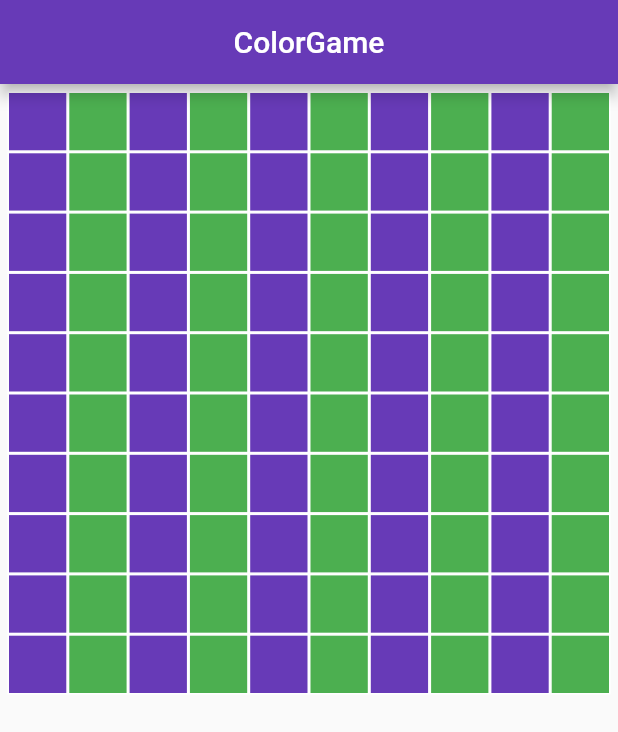
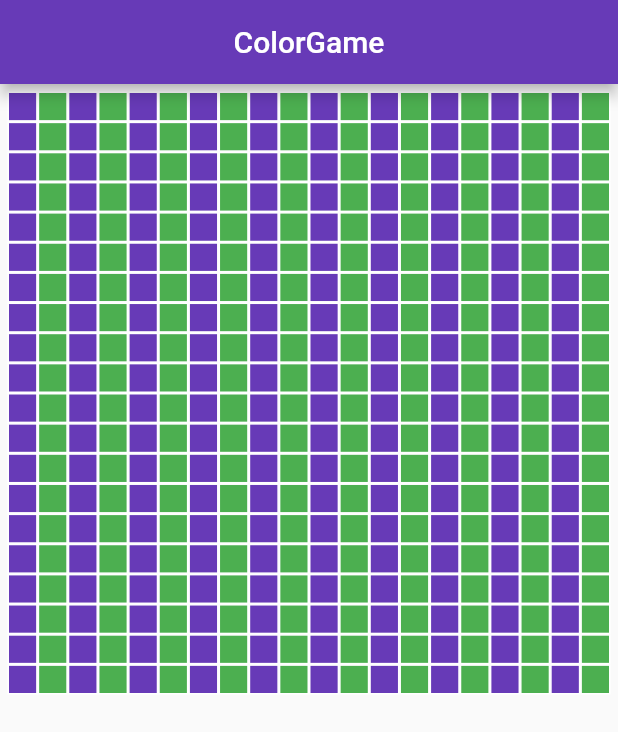
Before and after one commit to rntsoma/color-game, a Flutter app: the screen it shows after launch, on a phone screen of 412 x 824 dp. Shown: the top 732 px of the screen. Run offline on Flutter 3.47's test engine with Material 2 defaults, Android fonts, the phone set to English and light mode, and no system bars.

Commit message:
Create aux functions

```diff
--- a/lib/main.dart
+++ b/lib/main.dart
@@ -9,6 +9,27 @@ class Home extends StatefulWidget {
 }
 
 class _HomeState extends State<Home> {
+  double _getSmallestDimension(var height, var width) {
+    double ret;
+
+    ret  = height > width ? width : height;
+    return ret;
+  }
+
+  bool _useHeigthDimention (var height, var width) {
+    bool ret;
+    ret = height > width ? true : false;
+
+    return ret;
+  }
+
+  double _getBoardSize(var constraints) {
+    if (_useHeigthDimention(constraints.maxHeight, constraints.maxWidth)) {
+      return constraints.maxHeight * 0.8;
+    }
+    return constraints.maxWidth * 0.8;
+  }
+
   @override
   Widget build(BuildContext context) {
     // Solver solv = Solver(3);
@@ -29,23 +50,19 @@ class _HomeState extends State<Home> {
                 padding: EdgeInsets.fromLTRB(5.0, 5.0, 5.0, 5.0),
                 child: LayoutBuilder(
                   builder: (context, constraints) {
-                    const lines = 10;
-                    var height = constraints.maxHeight;
-                    var width = constraints.maxWidth;
-                    var smallestDimension = height > width ? width : height;
-                    var _cellSize = smallestDimension/lines;
-                    print(constraints.maxWidth);
-                    print(constraints.maxHeight);
-                    return _createBoard(smallestDimension, _cellSize, lines);
+                    const lines = 20;
+                    var boardSize = _getBoardSize(constraints);
+                    var cellSize = _getSmallestDimension(constraints.maxHeight, constraints.maxWidth)/lines;
+                    return _createBoard(boardSize, cellSize, lines);
                   },
                 ))));
   }
 
-  Widget _createBoard(var _boardSize, var _cellSize, var _rowCellCount) {
+  Widget _createBoard(var boardSize, var cellSize, var rowCellCount) {
     List<Widget> _createRowList() {
       List<Widget> rowList = [];
-      for(int i=0; i<_rowCellCount; i++){
-        rowList.add(_coloredRowWidgetBuilder(_boardSize, _cellSize, _rowCellCount));
+      for(int i=0; i<rowCellCount; i++){
+        rowList.add(_coloredRowWidgetBuilder(boardSize, cellSize, rowCellCount));
       }
       return rowList;
     }
@@ -57,7 +74,7 @@ class _HomeState extends State<Home> {
   }
 
   //nested columns, creating a non scrollable grid
-  Widget _coloredRowWidgetBuilder(var _rowWidth, var _cellSize, var _cellCount) {
+  Widget _coloredRowWidgetBuilder(var rowWidth, var cellSize, var cellCount) {
     bool _flipColor = false;
 
     MaterialColor _changeColor(){
@@ -70,25 +87,25 @@ class _HomeState extends State<Home> {
 
     List<Widget> _createRowList() {
       List<Widget> rowList = [];
-      for (int i = 0; i < _cellCount; i++) {
-        rowList.add(_singleColoredCellBuilder(_cellSize, _changeColor()));
+      for (int i = 0; i < cellCount; i++) {
+        rowList.add(_singleColoredCellBuilder(cellSize, _changeColor()));
       }
       return rowList;
     }
 
     return Container(
       child: Row(children: _createRowList()),
-      height: _cellSize,
-      width: _rowWidth,
+      height: cellSize,
+      width: rowWidth,
     );
   }
 
-  Widget _singleColoredCellBuilder(var _cellSize, MaterialColor color) {
+  Widget _singleColoredCellBuilder(var cellSize, MaterialColor color) {
     return Column(
       children: <Widget>[
         SizedBox(
-            width: _cellSize,
-            height: _cellSize,
+            width: cellSize,
+            height: cellSize,
             child: DecoratedBox(
               decoration: BoxDecoration(color: color,
               border: Border.all(width: 1.0, color: Colors.white)
```
